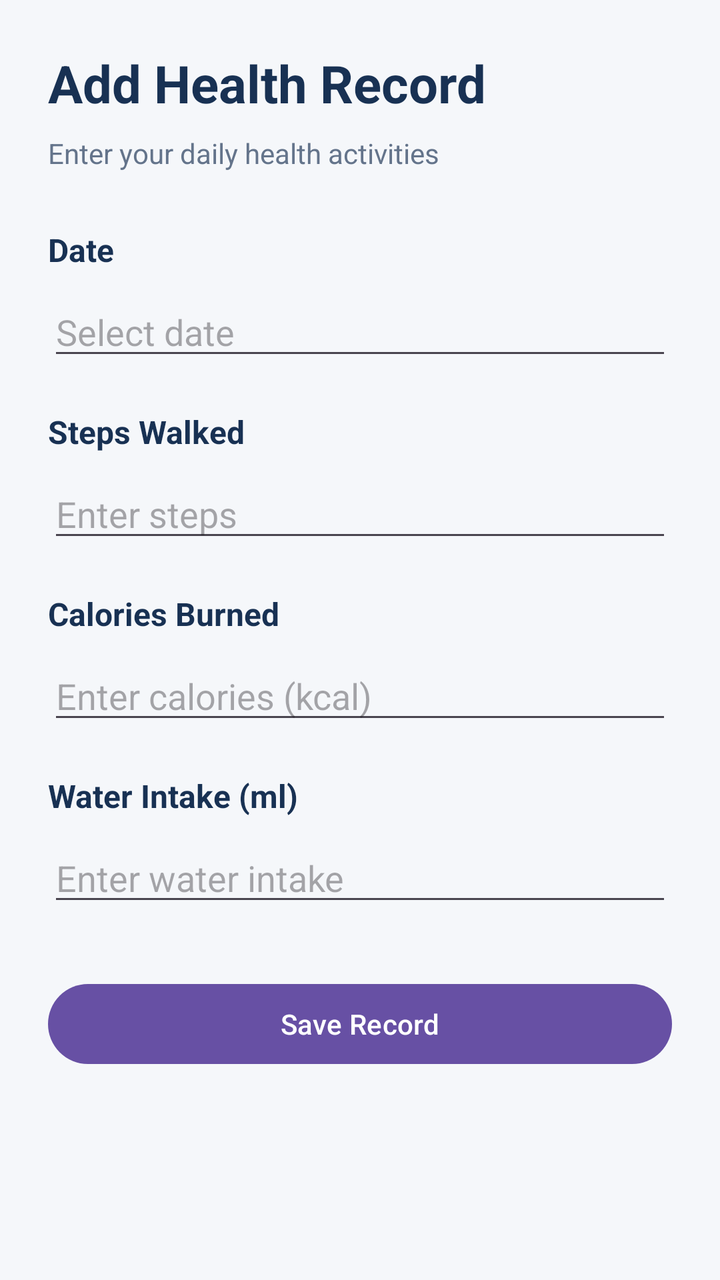
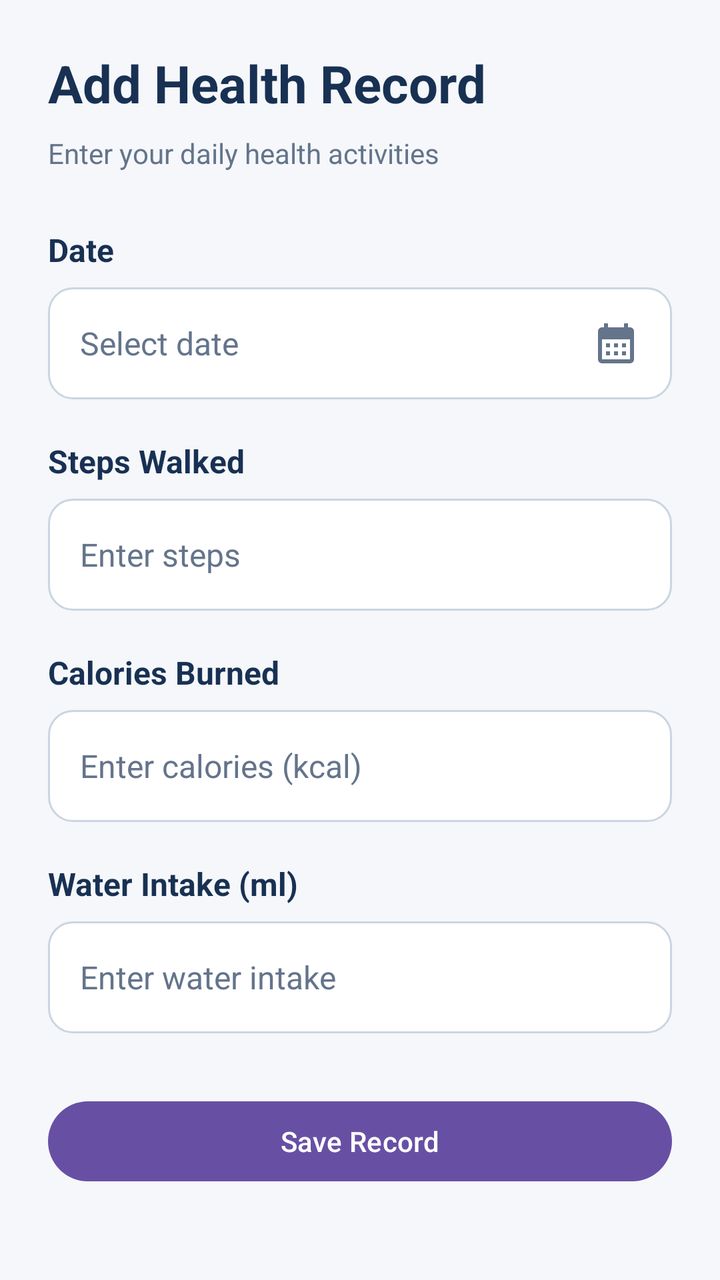

An Android layout rendered at two revisions. The XML below is the earlier revision; the diff shows what the commit changed to produce the second picture.
<!-- AndroidManifest.xml: application theme Theme.HealthMate -->
<!-- res/layout/activity_add_record.xml -->
<?xml version="1.0" encoding="utf-8"?>
<ScrollView xmlns:android="http://schemas.android.com/apk/res/android"
    android:id="@+id/main"
    android:layout_width="match_parent"
    android:layout_height="match_parent"
    android:fillViewport="true"
    android:background="#F5F7FA">

    <LinearLayout
        android:layout_width="match_parent"
        android:layout_height="wrap_content"
        android:orientation="vertical"
        android:padding="24dp">

        <TextView
            android:layout_width="match_parent"
            android:layout_height="wrap_content"
            android:text="Add Health Record"
            android:textSize="26sp"
            android:textStyle="bold"
            android:textColor="#183153"
            android:layout_marginBottom="8dp" />

        <TextView
            android:layout_width="match_parent"
            android:layout_height="wrap_content"
            android:text="Enter your daily health activities"
            android:textSize="14sp"
            android:textColor="#64748B"
            android:layout_marginBottom="28dp" />

        <TextView
            android:layout_width="match_parent"
            android:layout_height="wrap_content"
            android:text="Date"
            android:textSize="16sp"
            android:textStyle="bold"
            android:textColor="#183153" />

        <EditText
            android:id="@+id/etDate"
            android:layout_width="match_parent"
            android:layout_height="wrap_content"
            android:hint="Select date"
            android:inputType="none"
            android:focusable="false"
            android:clickable="true"
            android:layout_marginTop="8dp"
            android:layout_marginBottom="20dp" />

        <TextView
            android:layout_width="match_parent"
            android:layout_height="wrap_content"
            android:text="Steps Walked"
            android:textSize="16sp"
            android:textStyle="bold"
            android:textColor="#183153" />

        <EditText
            android:id="@+id/etSteps"
            android:layout_width="match_parent"
            android:layout_height="wrap_content"
            android:hint="Enter steps"
            android:inputType="number"
            android:layout_marginTop="8dp"
            android:layout_marginBottom="20dp" />

        <TextView
            android:layout_width="match_parent"
            android:layout_height="wrap_content"
            android:text="Calories Burned"
            android:textSize="16sp"
            android:textStyle="bold"
            android:textColor="#183153" />

        <EditText
            android:id="@+id/etCalories"
            android:layout_width="match_parent"
            android:layout_height="wrap_content"
            android:hint="Enter calories (kcal)"
            android:inputType="number"
            android:layout_marginTop="8dp"
            android:layout_marginBottom="20dp" />

        <TextView
            android:layout_width="match_parent"
            android:layout_height="wrap_content"
            android:text="Water Intake (ml)"
            android:textSize="16sp"
            android:textStyle="bold"
            android:textColor="#183153" />

        <EditText
            android:id="@+id/etWater"
            android:layout_width="match_parent"
            android:layout_height="wrap_content"
            android:hint="Enter water intake"
            android:inputType="number"
            android:layout_marginTop="8dp"
            android:layout_marginBottom="30dp" />

        <Button
            android:id="@+id/btnSaveRecord"
            android:layout_width="match_parent"
            android:layout_height="wrap_content"
            android:text="Save Record" />

    </LinearLayout>

</ScrollView>
<!-- resources referenced by this layout -->
<resources>
  <style name="Theme.HealthMate" parent="Base.Theme.HealthMate" />
  <style name="Base.Theme.HealthMate" parent="Theme.Material3.DayNight.NoActionBar">
          
          
      </style>
</resources>

<!-- the commit's change to res/layout/activity_add_record.xml (unified diff, before → after) -->
@@ -1,4 +1,3 @@
-<?xml version="1.0" encoding="utf-8"?>
 <ScrollView xmlns:android="http://schemas.android.com/apk/res/android"
     android:id="@+id/main"
     android:layout_width="match_parent"
@@ -12,6 +11,7 @@
         android:orientation="vertical"
         android:padding="24dp">
 
+        
         <TextView
             android:layout_width="match_parent"
             android:layout_height="wrap_content"
@@ -29,6 +29,7 @@
             android:textColor="#64748B"
             android:layout_marginBottom="28dp" />
 
+        
         <TextView
             android:layout_width="match_parent"
             android:layout_height="wrap_content"
@@ -40,14 +41,23 @@
         <EditText
             android:id="@+id/etDate"
             android:layout_width="match_parent"
-            android:layout_height="wrap_content"
+            android:layout_height="56dp"
             android:hint="Select date"
+            android:drawableEnd="@drawable/ic_calendar"
+            android:drawablePadding="12dp"
+            android:textColor="#183153"
+            android:textColorHint="#64748B"
+            android:textSize="16sp"
+            android:paddingStart="16dp"
+            android:paddingEnd="16dp"
+            android:background="@drawable/bg_input_field"
             android:inputType="none"
             android:focusable="false"
             android:clickable="true"
             android:layout_marginTop="8dp"
             android:layout_marginBottom="20dp" />
 
+        
         <TextView
             android:layout_width="match_parent"
             android:layout_height="wrap_content"
@@ -59,12 +69,19 @@
         <EditText
             android:id="@+id/etSteps"
             android:layout_width="match_parent"
-            android:layout_height="wrap_content"
+            android:layout_height="56dp"
             android:hint="Enter steps"
+            android:textColor="#183153"
+            android:textColorHint="#64748B"
+            android:textSize="16sp"
+            android:paddingStart="16dp"
+            android:paddingEnd="16dp"
+            android:background="@drawable/bg_input_field"
             android:inputType="number"
             android:layout_marginTop="8dp"
             android:layout_marginBottom="20dp" />
 
+        
         <TextView
             android:layout_width="match_parent"
             android:layout_height="wrap_content"
@@ -76,12 +93,19 @@
         <EditText
             android:id="@+id/etCalories"
             android:layout_width="match_parent"
-            android:layout_height="wrap_content"
+            android:layout_height="56dp"
             android:hint="Enter calories (kcal)"
+            android:textColor="#183153"
+            android:textColorHint="#64748B"
+            android:textSize="16sp"
+            android:paddingStart="16dp"
+            android:paddingEnd="16dp"
+            android:background="@drawable/bg_input_field"
             android:inputType="number"
             android:layout_marginTop="8dp"
             android:layout_marginBottom="20dp" />
 
+        
         <TextView
             android:layout_width="match_parent"
             android:layout_height="wrap_content"
@@ -93,17 +117,25 @@
         <EditText
             android:id="@+id/etWater"
             android:layout_width="match_parent"
-            android:layout_height="wrap_content"
+            android:layout_height="56dp"
             android:hint="Enter water intake"
+            android:textColor="#183153"
+            android:textColorHint="#64748B"
+            android:textSize="16sp"
+            android:paddingStart="16dp"
+            android:paddingEnd="16dp"
+            android:background="@drawable/bg_input_field"
             android:inputType="number"
             android:layout_marginTop="8dp"
             android:layout_marginBottom="30dp" />
 
+        
         <Button
             android:id="@+id/btnSaveRecord"
             android:layout_width="match_parent"
             android:layout_height="wrap_content"
-            android:text="Save Record" />
+            android:text="Save Record"
+            android:textAllCaps="false" />
 
     </LinearLayout>
 
<!-- resource entries referenced after the edit -->
@@ -1,5 +1,24 @@
 <!-- resources referenced by this layout -->
 <resources>
+  <!-- drawable bg_input_field (drawable) -->
+  <shape xmlns:android="http://schemas.android.com/apk/res/android"
+      android:shape="rectangle">
+  
+      <solid android:color="#FFFFFF" />
+  
+      <corners android:radius="12dp" />
+  
+      <stroke
+          android:width="1dp"
+          android:color="#CBD5E1" />
+  
+  </shape>
+  <!-- drawable ic_calendar (drawable) -->
+  <vector xmlns:android="http://schemas.android.com/apk/res/android" android:height="24dp" android:tint="#64748B" android:viewportHeight="24" android:viewportWidth="24" android:width="24dp">
+        
+      <path android:fillColor="@android:color/white" android:pathData="M19,4h-1V2h-2v2H8V2H6v2H5C3.89,4 3.01,4.9 3.01,6L3,20c0,1.1 0.89,2 2,2h14c1.1,0 2,-0.9 2,-2V6C21,4.9 20.1,4 19,4zM19,20H5V10h14V20zM9,14H7v-2h2V14zM13,14h-2v-2h2V14zM17,14h-2v-2h2V14zM9,18H7v-2h2V18zM13,18h-2v-2h2V18zM17,18h-2v-2h2V18z"/>
+      
+  </vector>
   <style name="Theme.HealthMate" parent="Base.Theme.HealthMate" />
   <style name="Base.Theme.HealthMate" parent="Theme.Material3.DayNight.NoActionBar">
           
